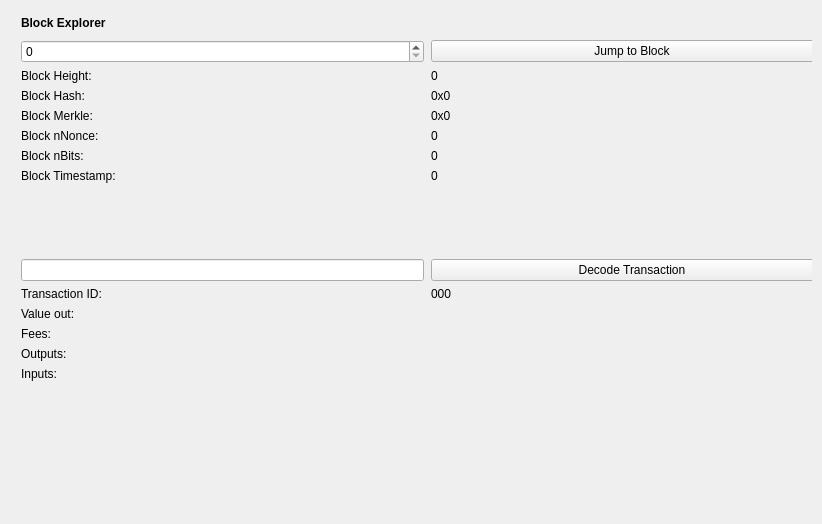
The window that src/qt/forms/blockbrowser.ui (upgradeadvice/MUE-Src) describes before a commit, drawn with Qt 5.
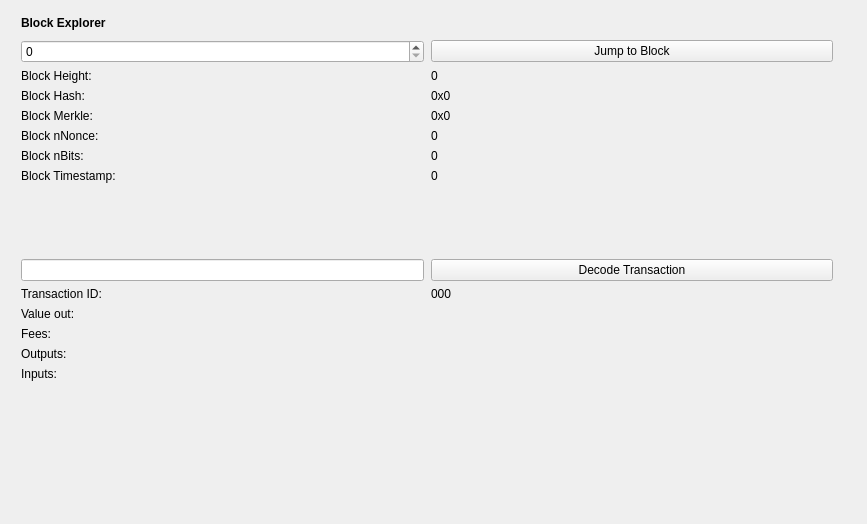
The same window after the commit.

What changed in the file:
```diff
--- a/src/qt/forms/blockbrowser.ui
+++ b/src/qt/forms/blockbrowser.ui
@@ -12,7 +12,7 @@
    <rect>
     <x>0</x>
     <y>0</y>
-    <width>822</width>
+    <width>867</width>
     <height>524</height>
    </rect>
   </property>
```
Lines whose indentation alone changed are shown as unchanged.
